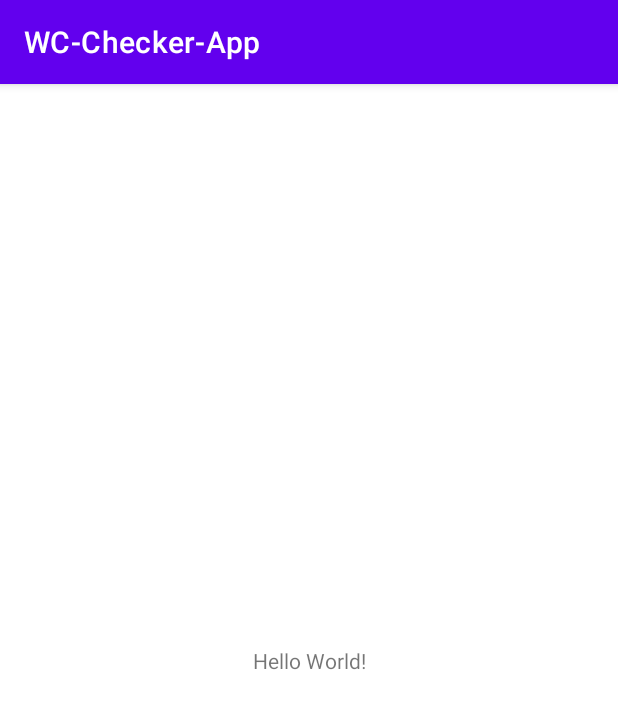
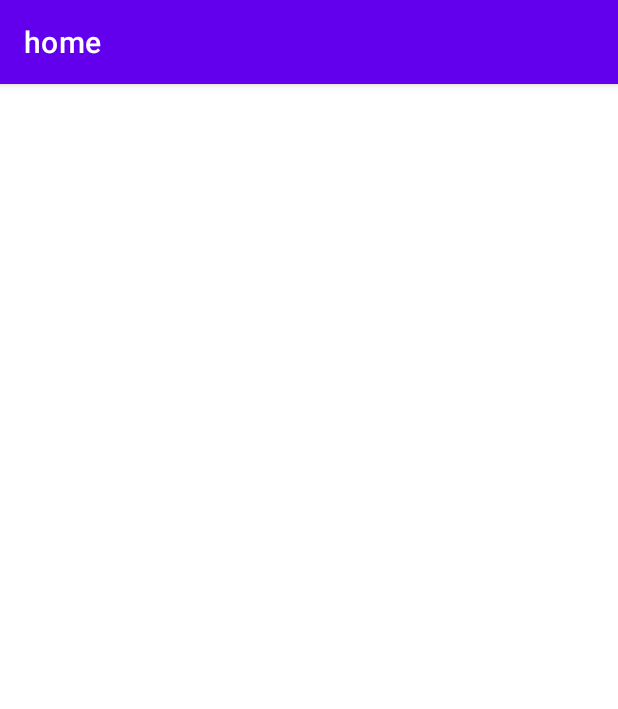
Before and after one commit to IUT-Orsay-LP-PRISM/WC-Checker-App, an Android app: the screen it shows after launch (MainActivity before the commit, MainActivity2 after it), on a phone screen of 412 x 824 dp. Shown: the top 709 px of the screen. Run offline under Robolectric (Android 15) with nearby library versions, the phone set to English and light mode, and no system bars.

Commit message:
[ADD] splashscreen

```diff
--- a/app/src/main/java/fr/lpprism/Main/MainActivity.java
+++ b/app/src/main/java/fr/lpprism/Main/MainActivity.java
@@ -2,7 +2,10 @@
 package fr.lpprism.Main;
 
 import androidx.appcompat.app.AppCompatActivity;
+
+import android.content.Intent;
 import android.os.Bundle;
+import android.os.Handler;
 
 public class MainActivity extends AppCompatActivity {
 
@@ -10,5 +13,18 @@ public class MainActivity extends AppCompatActivity {
     protected void onCreate(Bundle savedInstanceState) {
         super.onCreate(savedInstanceState);
         setContentView(R.layout.activity_main);
+        getSupportActionBar().hide();
+
+        new Handler().postDelayed(new Runnable() {
+            @Override
+            public void run() {
+                final Intent mainIntent = new Intent(MainActivity.this, MainActivity2.class);
+                startActivity(mainIntent);
+                finish();
+            }
+        }, 4000);
+
     }
+
+
 }
--- /dev/null
+++ b/app/src/main/java/fr/lpprism/Main/MainActivity2.java
@@ -0,0 +1,14 @@
+package fr.lpprism.Main;
+
+import androidx.appcompat.app.AppCompatActivity;
+
+import android.os.Bundle;
+
+public class MainActivity2 extends AppCompatActivity {
+
+    @Override
+    protected void onCreate(Bundle savedInstanceState) {
+        super.onCreate(savedInstanceState);
+        setContentView(R.layout.activity_main2);
+    }
+}
--- a/app/src/main/res/layout/activity_main.xml
+++ b/app/src/main/res/layout/activity_main.xml
@@ -1,18 +1,26 @@
 <?xml version="1.0" encoding="utf-8"?>
-<androidx.constraintlayout.widget.ConstraintLayout
-        xmlns:android="http://schemas.android.com/apk/res/android"
+<androidx.constraintlayout.widget.ConstraintLayout xmlns:android="http://schemas.android.com/apk/res/android"
+    xmlns:app="http://schemas.android.com/apk/res-auto"
     xmlns:tools="http://schemas.android.com/tools"
-        xmlns:app="http://schemas.android.com/apk/res-auto"
     android:layout_width="match_parent"
     android:layout_height="match_parent"
+    android:outlineAmbientShadowColor="#D31414"
     tools:context=".MainActivity">
+
     <TextView
-            android:layout_width="wrap_content"
-            android:layout_height="wrap_content"
-            android:text="Hello World!"
+        android:id="@+id/txtVcarte"
+        android:layout_width="149dp"
+        android:layout_height="74dp"
+        android:shadowColor="#000000"
+        android:shadowDx="1.5"
+        android:shadowDy="1.3"
+        android:shadowRadius="1.6"
+        android:text="Ecran de chargement"
         app:layout_constraintBottom_toBottomOf="parent"
+        app:layout_constraintEnd_toEndOf="parent"
         app:layout_constraintStart_toStartOf="parent"
-            app:layout_constraintEnd_toEndOf="parent"
-            app:layout_constraintTop_toTopOf="parent"/>
+        app:layout_constraintTop_toTopOf="parent"
+        app:layout_constraintVertical_bias="0.499"
+        tools:ignore="MissingConstraints" />
 
 </androidx.constraintlayout.widget.ConstraintLayout>
--- /dev/null
+++ b/app/src/main/res/layout/activity_main2.xml
@@ -0,0 +1,9 @@
+<?xml version="1.0" encoding="utf-8"?>
+<androidx.constraintlayout.widget.ConstraintLayout xmlns:android="http://schemas.android.com/apk/res/android"
+    xmlns:app="http://schemas.android.com/apk/res-auto"
+    xmlns:tools="http://schemas.android.com/tools"
+    android:layout_width="match_parent"
+    android:layout_height="match_parent"
+    tools:context=".MainActivity2">
+
+</androidx.constraintlayout.widget.ConstraintLayout>
--- a/build.gradle
+++ b/build.gradle
@@ -1,7 +1,7 @@
 // Top-level build file where you can add configuration options common to all sub-projects/modules.
 plugins {
-    id 'com.android.application' version '7.2.0' apply false
-    id 'com.android.library' version '7.2.0' apply false
+    id 'com.android.application' version '7.2.1' apply false
+    id 'com.android.library' version '7.2.1' apply false
 }
 
 task clean(type: Delete) {
--- a/settings.gradle
+++ b/settings.gradle
@@ -5,7 +5,7 @@ pluginManagement {
         mavenCentral()
     }
 }
-test
+
 
 dependencyResolutionManagement {
     repositoriesMode.set(RepositoriesMode.FAIL_ON_PROJECT_REPOS)
```
Also changed, not shown: app/src/main/AndroidManifest.xml (+6 -2 lines). Lines whose indentation alone changed are shown as unchanged.
